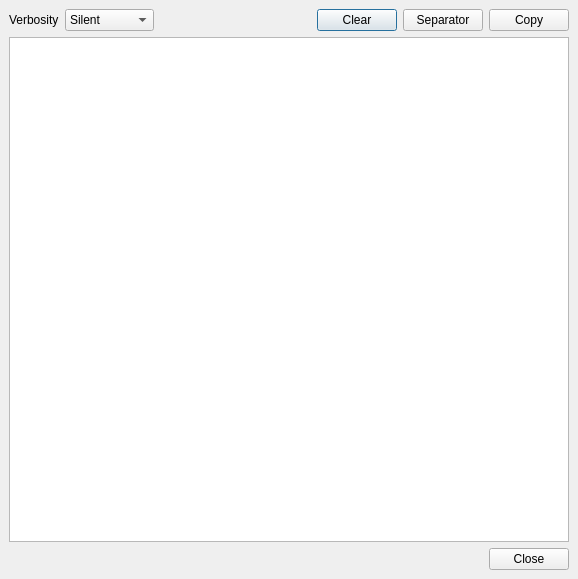
Before: the Qt Designer form src/lay/LogViewerDialog.ui in KLayout/klayout, drawn with Qt 5.
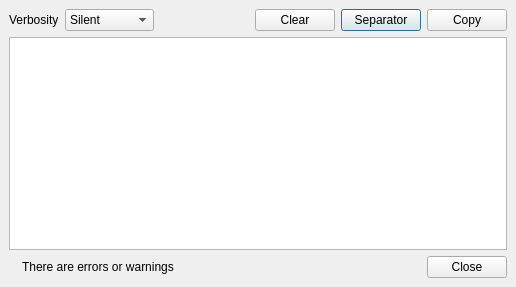
After: the same form once the commit is applied. Icons and pictures are not drawn.

```diff
--- a/src/lay/LogViewerDialog.ui
+++ b/src/lay/LogViewerDialog.ui
@@ -1,12 +1,12 @@
 <ui version="4.0" >
  <class>LogViewerDialog</class>
- <widget class="QDialog" name="LogViewerDialog" >
-  <property name="geometry" >
+ <widget class="QDialog" name="LogViewerDialog">
+  <property name="geometry">
    <rect>
     <x>0</x>
     <y>0</y>
-    <width>578</width>
-    <height>579</height>
+    <width>516</width>
+    <height>287</height>
    </rect>
   </property>
   <property name="windowTitle" >
@@ -16,52 +16,20 @@
    <property name="margin" >
     <number>9</number>
    </property>
-   <property name="spacing" >
+   <property name="topMargin">
+    <number>9</number>
+   </property>
+   <property name="rightMargin">
+    <number>9</number>
+   </property>
+   <property name="bottomMargin">
+    <number>9</number>
+   </property>
+   <property name="spacing">
     <number>6</number>
    </property>
-   <item row="0" column="3" >
-    <widget class="QPushButton" name="clear_pb" >
-     <property name="text" >
-      <string>Clear</string>
-     </property>
-    </widget>
-   </item>
-   <item row="0" column="4" >
-    <widget class="QPushButton" name="separator_pb" >
-     <property name="text" >
-      <string>Separator</string>
-     </property>
-    </widget>
-   </item>
-   <item row="0" column="5" >
-    <widget class="QPushButton" name="copy_pb" >
-     <property name="text" >
-      <string>Copy</string>
-     </property>
-    </widget>
-   </item>
-   <item row="0" column="2" >
-    <spacer>
-     <property name="orientation" >
-      <enum>Qt::Horizontal</enum>
-     </property>
-     <property name="sizeHint" >
-      <size>
-       <width>101</width>
-       <height>22</height>
-      </size>
-     </property>
-    </spacer>
-   </item>
-   <item row="0" column="0" >
-    <widget class="QLabel" name="label" >
-     <property name="text" >
-      <string>Verbosity</string>
-     </property>
-    </widget>
-   </item>
-   <item row="0" column="1" >
-    <widget class="QComboBox" name="verbosity_cbx" >
+   <item row="0" column="1">
+    <widget class="QComboBox" name="verbosity_cbx">
      <item>
       <property name="text" >
        <string>Silent</string>
@@ -89,9 +57,37 @@
      </item>
     </widget>
    </item>
-   <item row="1" column="0" colspan="6" >
-    <widget class="QListView" name="log_view" >
-     <property name="resizeMode" >
+   <item row="0" column="4">
+    <widget class="QPushButton" name="separator_pb">
+     <property name="text">
+      <string>Separator</string>
+     </property>
+    </widget>
+   </item>
+   <item row="0" column="5">
+    <widget class="QPushButton" name="copy_pb">
+     <property name="text">
+      <string>Copy</string>
+     </property>
+    </widget>
+   </item>
+   <item row="0" column="3">
+    <widget class="QPushButton" name="clear_pb">
+     <property name="text">
+      <string>Clear</string>
+     </property>
+    </widget>
+   </item>
+   <item row="0" column="0">
+    <widget class="QLabel" name="verbosity_label">
+     <property name="text">
+      <string>Verbosity</string>
+     </property>
+    </widget>
+   </item>
+   <item row="1" column="0" colspan="6">
+    <widget class="QListView" name="log_view">
+     <property name="resizeMode">
       <enum>QListView::Adjust</enum>
      </property>
      <property name="uniformItemSizes" >
@@ -99,14 +95,92 @@
      </property>
     </widget>
    </item>
-   <item row="2" column="0" colspan="6" >
-    <widget class="QDialogButtonBox" name="buttonBox" >
-     <property name="orientation" >
+   <item row="0" column="2">
+    <spacer>
+     <property name="orientation">
       <enum>Qt::Horizontal</enum>
      </property>
-     <property name="standardButtons" >
-      <set>QDialogButtonBox::Close</set>
+     <property name="sizeHint" stdset="0">
+      <size>
+       <width>101</width>
+       <height>0</height>
+      </size>
      </property>
+    </spacer>
+   </item>
+   <item row="2" column="0" colspan="6">
+    <widget class="QFrame" name="frame">
+     <property name="frameShape">
+      <enum>QFrame::NoFrame</enum>
+     </property>
+     <property name="frameShadow">
+      <enum>QFrame::Raised</enum>
+     </property>
+     <layout class="QHBoxLayout" name="horizontalLayout">
+      <property name="leftMargin">
+       <number>0</number>
+      </property>
+      <property name="topMargin">
+       <number>0</number>
+      </property>
+      <property name="rightMargin">
+       <number>0</number>
+      </property>
+      <property name="bottomMargin">
+       <number>0</number>
+      </property>
+      <item>
+       <widget class="QFrame" name="attn_frame">
+        <property name="frameShape">
+         <enum>QFrame::NoFrame</enum>
+        </property>
+        <property name="frameShadow">
+         <enum>QFrame::Raised</enum>
+        </property>
+        <layout class="QHBoxLayout" name="horizontalLayout_2">
+         <property name="leftMargin">
+          <number>0</number>
+         </property>
+         <property name="topMargin">
+          <number>0</number>
+         </property>
+         <property name="rightMargin">
+          <number>0</number>
+         </property>
+         <property name="bottomMargin">
+          <number>0</number>
+         </property>
+         <item>
+          <widget class="QLabel" name="label_3">
+           <property name="text">
+            <string/>
+           </property>
+           <property name="pixmap">
+            <pixmap resource="layResources.qrc">:/warn.png</pixmap>
+           </property>
+          </widget>
+         </item>
+         <item>
+          <widget class="QLabel" name="label_2">
+           <property name="text">
+            <string>There are errors or warnings</string>
+           </property>
+          </widget>
+         </item>
+        </layout>
+       </widget>
+      </item>
+      <item>
+       <widget class="QDialogButtonBox" name="buttonBox">
+        <property name="orientation">
+         <enum>Qt::Horizontal</enum>
+        </property>
+        <property name="standardButtons">
+         <set>QDialogButtonBox::Close</set>
+        </property>
+       </widget>
+      </item>
+     </layout>
     </widget>
    </item>
   </layout>
```
Left out of the diff: 40 changed lines with no effect on the pictures.
